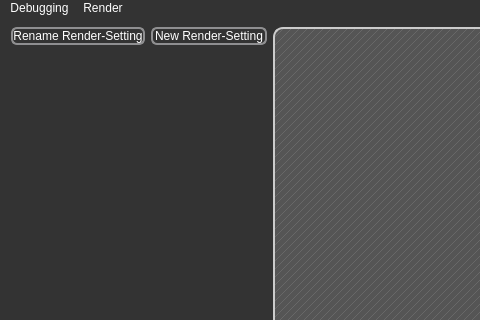
Before: the Qt Designer form qt-frontend/SimplexGui/mainwindow.ui in phresnel/picogen, drawn with Qt 5; both pictures show x 0 to 480 and y 0 to 320 of the 600 by 412 pixel window.
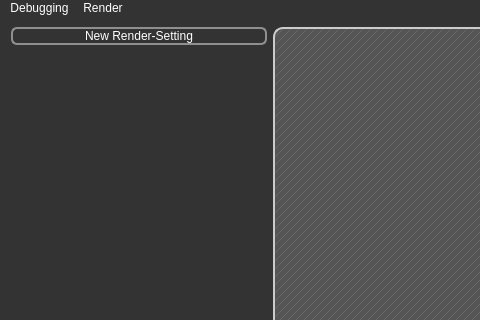
After: the same form once the commit is applied. Custom widgets are drawn as their Qt base class.

Commit message: add method 'createScene()'

```diff
--- a/qt-frontend/SimplexGui/mainwindow.ui
+++ b/qt-frontend/SimplexGui/mainwindow.ui
@@ -117,14 +117,7 @@
       <item>
        <layout class="QGridLayout" name="gridLayout">
         <item row="0" column="0">
-         <widget class="QPushButton" name="pushButton_2">
-          <property name="text">
-           <string>Rename Render-Setting</string>
-          </property>
-         </widget>
-        </item>
-        <item row="0" column="1">
-         <widget class="QPushButton" name="pushButton">
+         <widget class="QPushButton" name="newRsButton">
           <property name="text">
            <string>New Render-Setting</string>
           </property>
```
Left out of the diff: 2 changed lines with no effect on the pictures. The commit also changes 2 other files.
